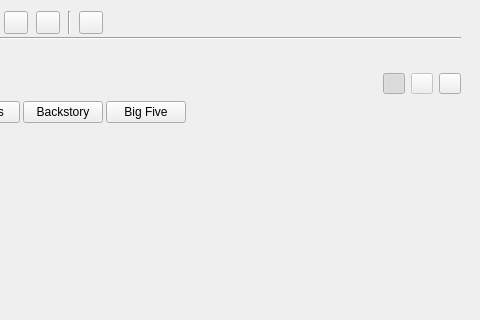
First picture: the form in ui/characters_view.ui, repository zkovari/plotlyst, before the edit; both pictures show x 430 to 910 and y 0 to 320 of the 910 by 656 pixel window.
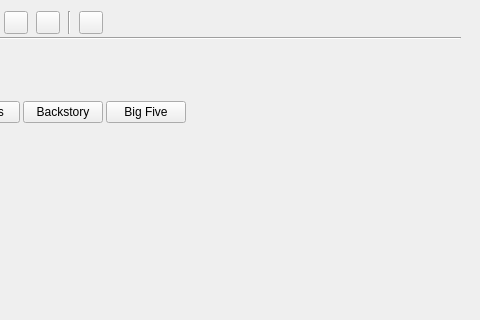
Second picture: the form after the edit. Custom widgets are drawn as their Qt base class.

Commit message: Remove layout switch from comparison view, closes #1409, closes #1410

```diff
--- a/ui/characters_view.ui
+++ b/ui/characters_view.ui
@@ -647,114 +647,6 @@
                </property>
               </spacer>
              </item>
-             <item>
-              <widget class="QWidget" name="wdgComparisonLayout" native="true">
-               <layout class="QHBoxLayout" name="horizontalLayout_9">
-                <property name="leftMargin">
-                 <number>0</number>
-                </property>
-                <property name="topMargin">
-                 <number>0</number>
-                </property>
-                <property name="rightMargin">
-                 <number>0</number>
-                </property>
-                <property name="bottomMargin">
-                 <number>0</number>
-                </property>
-                <item>
-                 <widget class="QToolButton" name="btnHorizontalComparison">
-                  <property name="enabled">
-                   <bool>true</bool>
-                  </property>
-                  <property name="cursor">
-                   <cursorShape>PointingHandCursor</cursorShape>
-                  </property>
-                  <property name="toolTip">
-                   <string>Vertical layout</string>
-                  </property>
-                  <property name="text">
-                   <string/>
-                  </property>
-                  <property name="iconSize">
-                   <size>
-                    <width>14</width>
-                    <height>14</height>
-                   </size>
-                  </property>
-                  <property name="checkable">
-                   <bool>true</bool>
-                  </property>
-                  <property name="checked">
-                   <bool>true</bool>
-                  </property>
-                  <attribute name="buttonGroup">
-                   <string notr="true">btnGroupComparisonView</string>
-                  </attribute>
-                 </widget>
-                </item>
-                <item>
-                 <widget class="QToolButton" name="btnVerticalComparison">
-                  <property name="enabled">
-                   <bool>false</bool>
-                  </property>
-                  <property name="cursor">
-                   <cursorShape>PointingHandCursor</cursorShape>
-                  </property>
-                  <property name="toolTip">
-                   <string>Horizontal layout</string>
-                  </property>
-                  <property name="text">
-                   <string/>
-                  </property>
-                  <property name="iconSize">
-                   <size>
-                    <width>14</width>
-                    <height>14</height>
-                   </size>
-                  </property>
-                  <property name="checkable">
-                   <bool>true</bool>
-                  </property>
-                  <property name="checked">
-                   <bool>false</bool>
-                  </property>
-                  <attribute name="buttonGroup">
-                   <string notr="true">btnGroupComparisonView</string>
-                  </attribute>
-                 </widget>
-                </item>
-                <item>
-                 <widget class="QToolButton" name="btnGridComparison">
-                  <property name="enabled">
-                   <bool>true</bool>
-                  </property>
-                  <property name="cursor">
-                   <cursorShape>PointingHandCursor</cursorShape>
-                  </property>
-                  <property name="toolTip">
-                   <string>Table layout</string>
-                  </property>
-                  <property name="text">
-                   <string/>
-                  </property>
-                  <property name="iconSize">
-                   <size>
-                    <width>14</width>
-                    <height>14</height>
-                   </size>
-                  </property>
-                  <property name="checkable">
-                   <bool>true</bool>
-                  </property>
-                  <attribute name="buttonGroup">
-                   <string notr="true">btnGroupComparisonView</string>
-                  </attribute>
-                 </widget>
-                </item>
-               </layout>
-              </widget>
-             </item>
             </layout>
            </item>
            <item>
```
Left out of the diff: 12 changed lines with no effect on the pictures. The commit also changes 3 other files.
